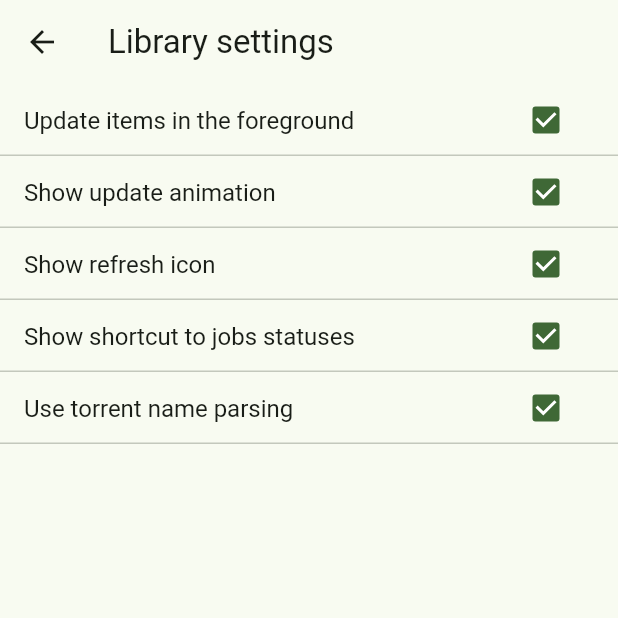
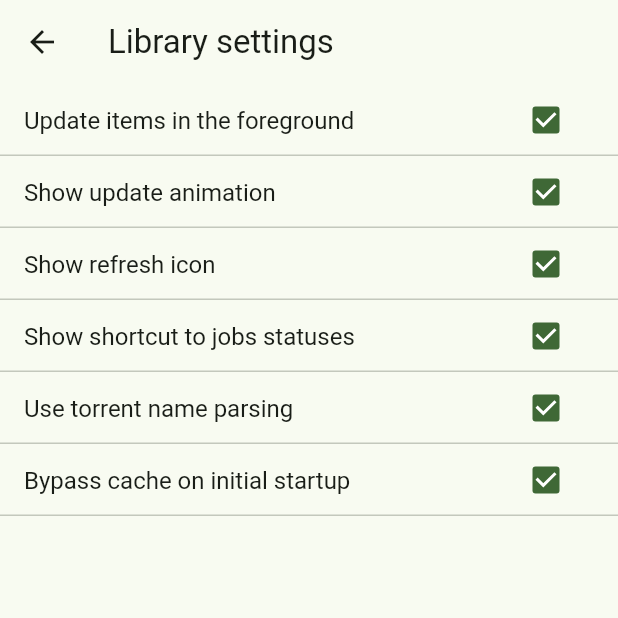
Before and after one commit to 93Pd9s8Jt/atba, a Flutter app: the SettingsPage screen opened directly, after a tap on "Library", on a phone screen of 412 x 824 dp, the top half of it. Run offline on Flutter 3.47's test engine with Material 3 defaults, Android fonts, the phone set to English and light mode, and no system bars; drawn by our look-alikes of dynamic_color, flutter_settings_screens; our stand-ins replace app_links, drift, file_picker, flutter_animate, flutter_secure_storage, flutter_speed_dial and 5 more; missing offline and left inert: android_intent_plus, background_downloader, dio_cache_interceptor, flutter_inappwebview, http_cache_core, http_cache_drift_store and 6 more; accounts and stored records are empty; generated files the repository leaves out were written again.

Commit message:
feat: Add setting for bypassing cache on start

```diff
--- a/lib/screens/library_page.dart
+++ b/lib/screens/library_page.dart
@@ -53,6 +53,10 @@ class _LibraryPageState extends State<LibraryPage>
             if (!_hasBeenViewedOnce &&
                 Settings.getValue<bool>(
                   Constants.useCache,
+                  defaultValue: true,
+                )! &&
+                Settings.getValue<bool>(
+                  Constants.loadUncachedLibraryOnStart,
                   defaultValue: true,
                 )! &&
                 (await state.isCacheNotEmpty())) {
--- a/lib/screens/settings_page.dart
+++ b/lib/screens/settings_page.dart
@@ -346,6 +346,11 @@ class _SettingsPageState extends State<SettingsPage> {
                   title: 'Use torrent name parsing',
                   defaultValue: true,
                 ),
+                CheckboxSettingsTile(
+                  settingKey: Constants.loadUncachedLibraryOnStart,
+                  title: 'Bypass cache on initial startup',
+                  defaultValue: true,
+                ),
               ],
             ),
           ),
```
Also changed, not shown: lib/config/constants.dart (+6 -2 lines).
